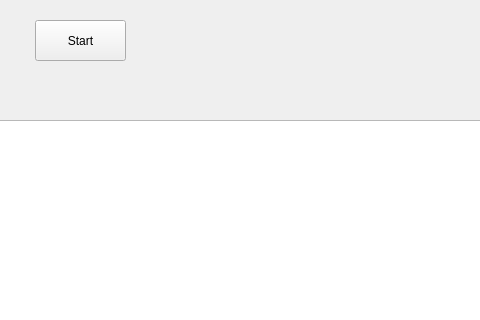
First picture: the form in sound_config.ui, repository Tan120401/Sound_config, before the edit; both pictures show x 155 to 635 and y 0 to 320 of the 731 by 547 pixel window.
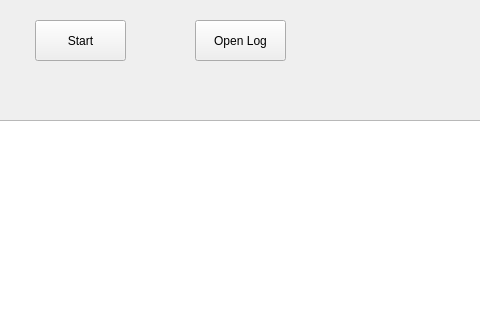
Second picture: the form after the edit.

What changed in the file:
```diff
--- a/sound_config.ui
+++ b/sound_config.ui
@@ -50,6 +50,19 @@
      </rect>
     </property>
    </widget>
+   <widget class="QPushButton" name="openlogBtn">
+    <property name="geometry">
+     <rect>
+      <x>350</x>
+      <y>20</y>
+      <width>91</width>
+      <height>41</height>
+     </rect>
+    </property>
+    <property name="text">
+     <string>Open Log</string>
+    </property>
+   </widget>
   </widget>
   <widget class="QMenuBar" name="menubar">
    <property name="geometry">
```
